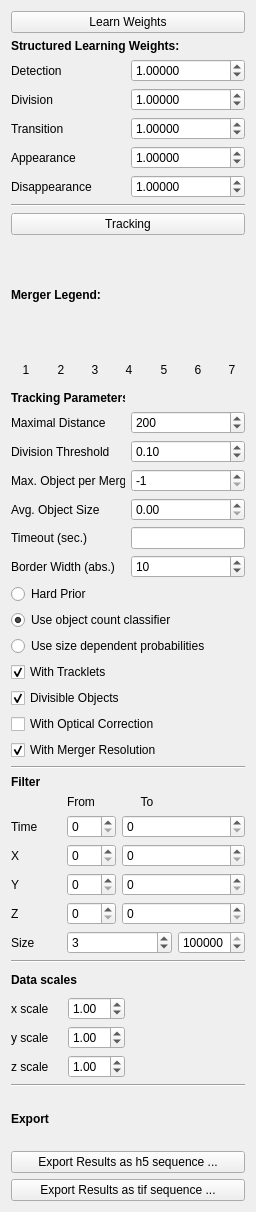
Old version of the form ilastik/applets/tracking/structured/drawer.ui in the repository ilastik/ilastik.
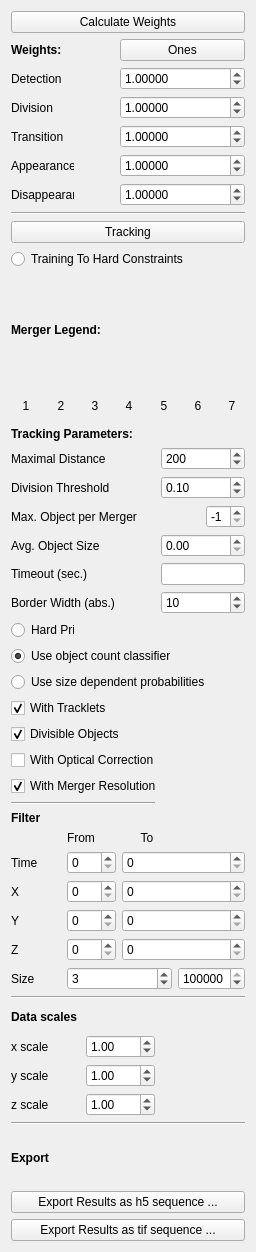
New version of the form.

Commit message: Using training annotations in the tracking solution (default will be set to false after testing is completed).

```diff
--- a/ilastik/applets/tracking/structured/drawer.ui
+++ b/ilastik/applets/tracking/structured/drawer.ui
@@ -7,7 +7,7 @@
     <x>0</x>
     <y>0</y>
     <width>256</width>
-    <height>1212</height>
+    <height>1252</height>
    </rect>
   </property>
   <property name="sizePolicy">
@@ -32,17 +32,7 @@
    <string>Form</string>
   </property>
   <layout class="QGridLayout" name="gridLayout_2">
-   <item row="0" column="0" colspan="2">
-    <widget class="QPushButton" name="StructuredLearningButton">
-     <property name="styleSheet">
-      <string notr="true"/>
-     </property>
-     <property name="text">
-      <string>Learn Weights</string>
-     </property>
-    </widget>
-   </item>
-   <item row="1" column="0" colspan="2">
+   <item row="1" column="0">
     <widget class="QLabel" name="label_24">
      <property name="sizePolicy">
       <sizepolicy hsizetype="Preferred" vsizetype="Fixed">
@@ -51,7 +41,7 @@
       </sizepolicy>
      </property>
      <property name="text">
-      <string>&lt;html&gt;&lt;head/&gt;&lt;body&gt;&lt;p&gt;&lt;span style=&quot; font-weight:600;&quot;&gt;Structured Learning Weights:&lt;/span&gt;&lt;/p&gt;&lt;/body&gt;&lt;/html&gt;</string>
+      <string>&lt;html&gt;&lt;head/&gt;&lt;body&gt;&lt;p&gt;&lt;span style=&quot; font-weight:600;&quot;&gt;Weights:&lt;/span&gt;&lt;/p&gt;&lt;/body&gt;&lt;/html&gt;</string>
      </property>
     </widget>
    </item>
@@ -65,7 +55,7 @@
      </property>
     </widget>
    </item>
-   <item row="2" column="1">
+   <item row="2" column="2" colspan="3">
     <widget class="QDoubleSpinBox" name="detWeightBox">
      <property name="decimals">
       <number>5</number>
@@ -91,7 +81,7 @@
      </property>
     </widget>
    </item>
-   <item row="3" column="1">
+   <item row="3" column="2" colspan="3">
     <widget class="QDoubleSpinBox" name="divWeightBox">
      <property name="decimals">
       <number>5</number>
@@ -117,7 +107,7 @@
      </property>
     </widget>
    </item>
-   <item row="4" column="1">
+   <item row="4" column="2" colspan="3">
     <widget class="QDoubleSpinBox" name="transWeightBox">
      <property name="decimals">
       <number>5</number>
@@ -143,7 +133,7 @@
      </property>
     </widget>
    </item>
-   <item row="5" column="1">
+   <item row="5" column="2" colspan="3">
     <widget class="QDoubleSpinBox" name="appearanceBox">
      <property name="decimals">
       <number>5</number>
@@ -169,7 +159,7 @@
      </property>
     </widget>
    </item>
-   <item row="6" column="1">
+   <item row="6" column="2" colspan="3">
     <widget class="QDoubleSpinBox" name="disappearanceBox">
      <property name="decimals">
       <number>5</number>
@@ -185,24 +175,38 @@
      </property>
     </widget>
    </item>
-   <item row="7" column="0" colspan="2">
+   <item row="7" column="0" colspan="5">
     <widget class="Line" name="line_4">
      <property name="orientation">
       <enum>Qt::Horizontal</enum>
      </property>
     </widget>
    </item>
-   <item row="8" column="0" colspan="2">
-    <widget class="QPushButton" name="TrackButton">
-     <property name="styleSheet">
-      <string notr="true"/>
-     </property>
-     <property name="text">
-      <string>Tracking</string>
-     </property>
-    </widget>
+   <item row="8" column="0" colspan="5">
+    <layout class="QVBoxLayout" name="verticalLayout">
+     <item>
+      <widget class="QPushButton" name="TrackButton">
+       <property name="styleSheet">
+        <string notr="true"/>
+       </property>
+       <property name="text">
+        <string>Tracking</string>
+       </property>
+      </widget>
+     </item>
+     <item>
+      <widget class="QRadioButton" name="trainingToHardConstraints">
+       <property name="text">
+        <string>Training To Hard Constraints</string>
+       </property>
+       <property name="checked">
+        <bool>false</bool>
+       </property>
+      </widget>
+     </item>
+    </layout>
    </item>
-   <item row="9" column="0">
+   <item row="9" column="0" colspan="2">
     <widget class="QLabel" name="label_4">
      <property name="font">
       <font>
@@ -215,7 +219,7 @@
      </property>
     </widget>
    </item>
-   <item row="10" column="0" colspan="2">
+   <item row="10" column="0" colspan="5">
     <layout class="QHBoxLayout" name="horizontalLayout_2">
      <item>
       <widget class="QLabel" name="merg1">
@@ -470,7 +474,7 @@
      </item>
     </layout>
    </item>
-   <item row="11" column="0">
+   <item row="11" column="0" colspan="3">
     <widget class="QLabel" name="label">
      <property name="sizePolicy">
       <sizepolicy hsizetype="Preferred" vsizetype="Fixed">
@@ -483,14 +487,14 @@
      </property>
     </widget>
    </item>
-   <item row="12" column="0">
+   <item row="12" column="0" colspan="3">
     <widget class="QLabel" name="label_2">
      <property name="text">
       <string>Maximal Distance</string>
      </property>
     </widget>
    </item>
-   <item row="12" column="1">
+   <item row="12" column="3" colspan="2">
     <widget class="QSpinBox" name="maxDistBox">
      <property name="maximum">
       <number>99999</number>
@@ -500,14 +504,14 @@
      </property>
     </widget>
    </item>
-   <item row="13" column="0">
+   <item row="13" column="0" colspan="3">
     <widget class="QLabel" name="label_5">
      <property name="text">
       <string>Division Threshold</string>
      </property>
     </widget>
    </item>
-   <item row="13" column="1">
+   <item row="13" column="3" colspan="2">
     <widget class="QDoubleSpinBox" name="divThreshBox">
      <property name="maximum">
       <double>1.000000000000000</double>
@@ -520,17 +524,7 @@
      </property>
     </widget>
    </item>
-   <item row="14" column="0">
-    <widget class="QLabel" name="label_3">
-     <property name="toolTip">
-      <string>&lt;html&gt;&lt;head/&gt;&lt;body&gt;&lt;p&gt;Specify how many objects are maximally contained in one connected component. For instance, if all objects are segmented without any occlusions (or merging), choose 1. If maximally 2 objects are touching in the segmentation, choose 2... Note that this number has to be consistent with the number of classes chosen in the object count classification if the count classifier is selected below.&lt;/p&gt;&lt;/body&gt;&lt;/html&gt;</string>
-     </property>
-     <property name="text">
-      <string>Max. Object per Merger</string>
-     </property>
-    </widget>
-   </item>
-   <item row="14" column="1">
+   <item row="14" column="4">
     <widget class="QSpinBox" name="maxObjectsBox">
      <property name="readOnly">
       <bool>false</bool>
@@ -546,14 +540,7 @@
      </property>
     </widget>
    </item>
-   <item row="15" column="0">
-    <widget class="QLabel" name="label_25">
-     <property name="text">
-      <string>Avg. Object Size</string>
-     </property>
-    </widget>
-   </item>
-   <item row="15" column="1">
+   <item row="15" column="3" colspan="2">
     <widget class="QDoubleSpinBox" name="avgSizeBox">
      <property name="maximum">
       <double>100000.000000000000000</double>
@@ -563,20 +550,10 @@
      </property>
     </widget>
    </item>
-   <item row="16" column="0">
-    <widget class="QLabel" name="label_21">
-     <property name="toolTip">
-      <string>&lt;html&gt;&lt;head/&gt;&lt;body&gt;&lt;p&gt;Timeout in seconds for the &lt;span style=&quot; font-weight:600;&quot;&gt;optimization&lt;/span&gt;. Leave empty for not specifying a timeout (then, the best solution will be found no matter how long it takes). Note that the tracking can take much longer due to pre- and post-processing steps.&lt;/p&gt;&lt;/body&gt;&lt;/html&gt;</string>
-     </property>
-     <property name="text">
-      <string>Timeout (sec.)</string>
-     </property>
-    </widget>
-   </item>
-   <item row="16" column="1">
+   <item row="16" column="3" colspan="2">
     <widget class="QLineEdit" name="timeoutBox"/>
    </item>
-   <item row="17" column="0">
+   <item row="17" column="0" colspan="3">
     <widget class="QLabel" name="label_20">
      <property name="toolTip">
       <string>&lt;html&gt;&lt;head/&gt;&lt;body&gt;&lt;p&gt;Absolute number of pixels at the border of the field of view where appearance and disappearance cost less (linearly).&lt;/p&gt;&lt;/body&gt;&lt;/html&gt;</string>
@@ -586,7 +563,7 @@
      </property>
     </widget>
    </item>
-   <item row="17" column="1">
+   <item row="17" column="3" colspan="2">
     <widget class="QSpinBox" name="bordWidthBox">
      <property name="maximum">
       <number>999999</number>
@@ -609,7 +586,7 @@
      </attribute>
     </widget>
    </item>
-   <item row="19" column="0" colspan="2">
+   <item row="19" column="0" colspan="5">
     <widget class="QRadioButton" name="classifierPriorBox">
      <property name="toolTip">
       <string>&lt;html&gt;&lt;head/&gt;&lt;body&gt;&lt;p&gt;Use the object count classifier for prior probabilities in the tracking model. If this option is chosen, the object count classifier must be trained.&lt;/p&gt;&lt;/body&gt;&lt;/html&gt;</string>
@@ -625,7 +602,7 @@
      </attribute>
     </widget>
    </item>
-   <item row="20" column="0" colspan="2">
+   <item row="20" column="0" colspan="5">
     <widget class="QRadioButton" name="sizeDepBox">
      <property name="toolTip">
       <string>&lt;html&gt;&lt;head/&gt;&lt;body&gt;&lt;p&gt;Use object sizes to derive prior probabilities for the object count. If this option is chosen, the object count classifier will not be considered.&lt;/p&gt;&lt;/body&gt;&lt;/html&gt;</string>
@@ -638,7 +615,7 @@
      </attribute>
     </widget>
    </item>
-   <item row="21" column="0">
+   <item row="21" column="0" colspan="3">
     <widget class="QCheckBox" name="trackletsBox">
      <property name="text">
       <string>With Tracklets</string>
@@ -648,7 +625,7 @@
      </property>
     </widget>
    </item>
-   <item row="22" column="0">
+   <item row="22" column="0" colspan="3">
     <widget class="QCheckBox" name="divisionsBox">
      <property name="toolTip">
       <string>&lt;html&gt;&lt;head/&gt;&lt;body&gt;&lt;p&gt;Tick if the objects to be tracked are able to divide. For instance, this option should be checked for the tracking of proliferating cells.&lt;/p&gt;&lt;/body&gt;&lt;/html&gt;</string>
@@ -661,7 +638,7 @@
      </property>
     </widget>
    </item>
-   <item row="23" column="0" colspan="2">
+   <item row="23" column="0" colspan="5">
     <widget class="QCheckBox" name="opticalBox">
      <property name="enabled">
       <bool>true</bool>
@@ -674,7 +651,7 @@
      </property>
     </widget>
    </item>
-   <item row="24" column="0" colspan="2">
+   <item row="24" column="0" colspan="5">
     <widget class="QCheckBox" name="mergerResolutionBox">
      <property name="toolTip">
       <string>&lt;html&gt;&lt;head/&gt;&lt;body&gt;&lt;p&gt;If mergers are considered in the tracking (Max. Object per Merger &amp;gt; 1), this option will resolve original identities of objects after &amp;quot;demerging&amp;quot;. Note that this involves another optimization step which may take long.&lt;/p&gt;&lt;/body&gt;&lt;/html&gt;</string>
@@ -687,14 +664,14 @@
      </property>
     </widget>
    </item>
-   <item row="25" column="0" colspan="2">
+   <item row="25" column="0" colspan="3">
     <widget class="Line" name="line">
      <property name="orientation">
       <enum>Qt::Horizontal</enum>
      </property>
     </widget>
    </item>
-   <item row="26" column="0" colspan="2">
+   <item row="26" column="0" colspan="5">
     <layout class="QVBoxLayout" name="verticalLayout_3">
      <item>
       <widget class="QLabel" name="label_12">
@@ -814,14 +791,14 @@
      </item>
     </layout>
    </item>
-   <item row="27" column="0" colspan="2">
+   <item row="27" column="0" colspan="5">
     <widget class="Line" name="line_2">
      <property name="orientation">
       <enum>Qt::Horizontal</enum>
      </property>
     </widget>
    </item>
-   <item row="28" column="0">
+   <item row="28" column="0" colspan="3">
     <layout class="QVBoxLayout" name="verticalLayout_2">
      <item>
       <widget class="QLabel" name="label_8">
@@ -887,14 +864,14 @@
      </item>
     </layout>
    </item>
-   <item row="29" column="0" colspan="2">
+   <item row="29" column="0" colspan="5">
     <widget class="Line" name="line_3">
      <property name="orientation">
       <enum>Qt::Horizontal</enum>
      </property>
     </widget>
    </item>
-   <item row="30" column="0" colspan="2">
+   <item row="30" column="0" colspan="5">
     <layout class="QVBoxLayout" name="verticalLayout_7">
      <item>
       <widget class="QLabel" name="exportLabel">
@@ -931,6 +908,53 @@
      </item>
     </layout>
    </item>
+   <item row="15" column="0" colspan="2">
+    <widget class="QLabel" name="label_25">
+     <property name="text">
+      <string>Avg. Object Size</string>
+     </property>
+    </widget>
+   </item>
+   <item row="16" column="0" colspan="2">
+    <widget class="QLabel" name="label_21">
+     <property name="toolTip">
+      <string>&lt;html&gt;&lt;head/&gt;&lt;body&gt;&lt;p&gt;Timeout in seconds for the &lt;span style=&quot; font-weight:600;&quot;&gt;optimization&lt;/span&gt;. Leave empty for not specifying a timeout (then, the best solution will be found no matter how long it takes). Note that the tracking can take much longer due to pre- and post-processing steps.&lt;/p&gt;&lt;/body&gt;&lt;/html&gt;</string>
+     </property>
+     <property name="text">
+      <string>Timeout (sec.)</string>
+     </property>
+    </widget>
+   </item>
+   <item row="14" column="0" colspan="4">
+    <widget class="QLabel" name="label_3">
+     <property name="toolTip">
+      <string>&lt;html&gt;&lt;head/&gt;&lt;body&gt;&lt;p&gt;Specify how many objects are maximally contained in one connected component. For instance, if all objects are segmented without any occlusions (or merging), choose 1. If maximally 2 objects are touching in the segmentation, choose 2... Note that this number has to be consistent with the number of classes chosen in the object count classification if the count classifier is selected below.&lt;/p&gt;&lt;/body&gt;&lt;/html&gt;</string>
+     </property>
+     <property name="text">
+      <string>Max. Object per Merger</string>
+     </property>
+    </widget>
+   </item>
+   <item row="1" column="2" colspan="3">
+    <widget class="QPushButton" name="AllOnesButton">
+     <property name="styleSheet">
+      <string notr="true"/>
+     </property>
+     <property name="text">
+      <string>Ones</string>
+     </property>
+    </widget>
+   </item>
+   <item row="0" column="0" colspan="5">
+    <widget class="QPushButton" name="StructuredLearningButton">
+     <property name="styleSheet">
+      <string notr="true"/>
+     </property>
+     <property name="text">
+      <string>Calculate Weights</string>
+     </property>
+    </widget>
+   </item>
   </layout>
  </widget>
  <tabstops>
```
The commit also changes 2 other files.
